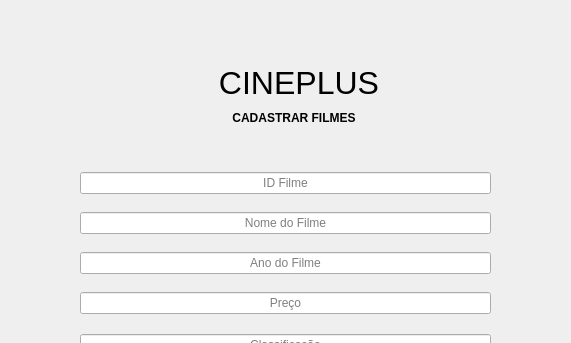
Qt form TELA_DPS_CADASTRAR_FUNC.ui (Josmateussilva0110/PROJETO_POO) before a commit; both pictures show x 120 to 691 and y 0 to 343 of the 800 by 600 pixel window.
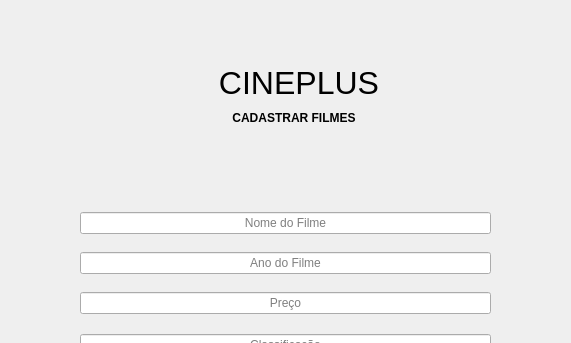
The same form after that commit.

Commit message: tabela filmes criada

```diff
--- a/TELA_DPS_CADASTRAR_FUNC.ui
+++ b/TELA_DPS_CADASTRAR_FUNC.ui
@@ -97,28 +97,6 @@
     </item>
    </layout>
   </widget>
-  <widget class="QWidget" name="layoutWidget_4">
-   <property name="geometry">
-    <rect>
-     <x>200</x>
-     <y>170</y>
-     <width>411</width>
-     <height>26</height>
-    </rect>
-   </property>
-   <layout class="QHBoxLayout" name="horizontalLayout">
-    <item>
-     <widget class="QLineEdit" name="lineEdit">
-      <property name="alignment">
-       <set>Qt::AlignCenter</set>
-      </property>
-      <property name="placeholderText">
-       <string>ID Filme</string>
-      </property>
-     </widget>
-    </item>
-   </layout>
-  </widget>
   <widget class="QLabel" name="label_2">
    <property name="geometry">
     <rect>
```
The commit also changes 21 other files.
